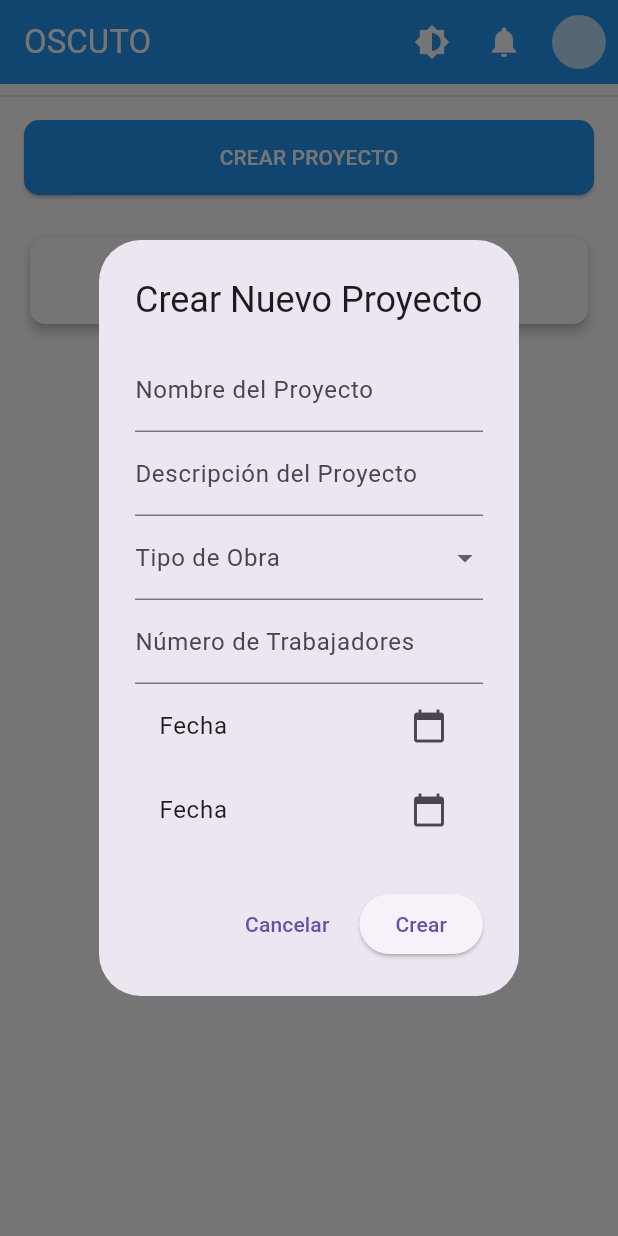
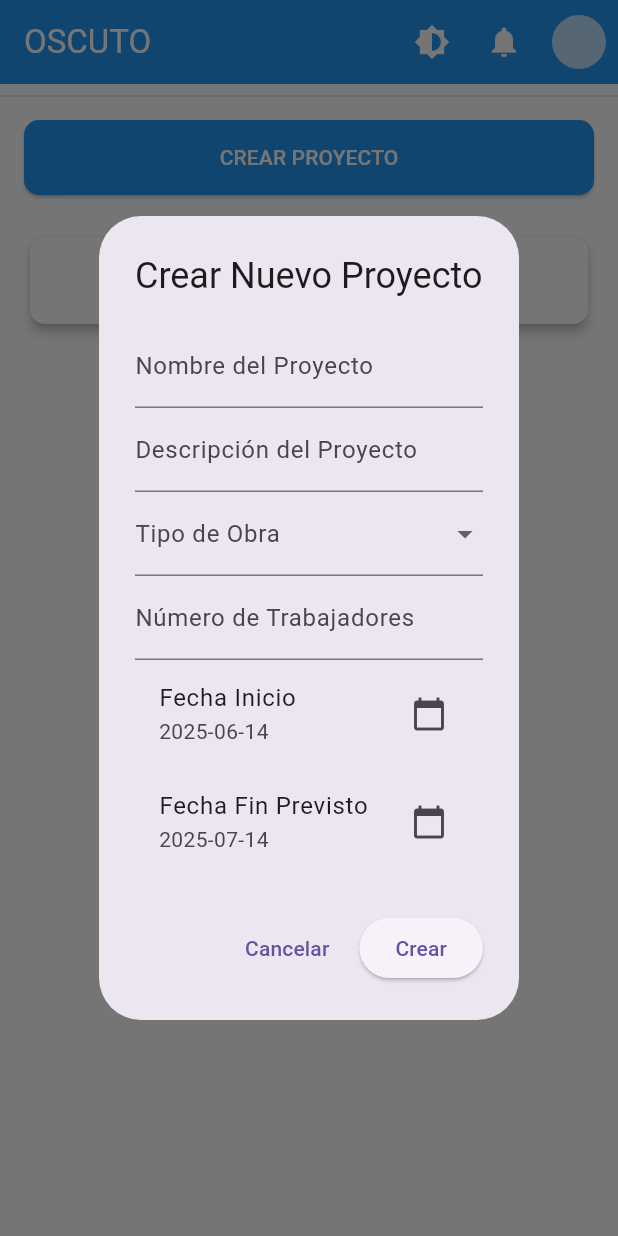
Before and after one commit to MarlonRuizPalacios/Cons-seguimiento, a Flutter app: the screen it shows once a user with an empty profile is signed in, after a tap on "CREAR PROYECTO", on a phone screen of 412 x 824 dp. Run offline on Flutter 3.47's test engine with Material 3 defaults, Android fonts, the phone set to English and light mode, and no system bars; our stand-ins replace cloud_firestore, device_info_plus, firebase_auth, firebase_core, image_picker, permission_handler and 1 more; accounts and stored records are empty.

Commit message:
corregido error de fechas y funcionamiento

```diff
--- a/lib/screens/home_screen.dart
+++ b/lib/screens/home_screen.dart
@@ -356,7 +356,9 @@ class _HomeScreenState extends State<HomeScreen> {
     showModalBottomSheet(
       context: context,
       builder: (BuildContext context) {
-        InvitationListPanel(user: user); // Widget para mostrar la lista de invitaciones
+        return InvitationListPanel(
+          user: user,
+        ); // Widget para mostrar la lista de invitaciones
       },
     );
   }
@@ -675,8 +677,9 @@ class _HomeScreenState extends State<HomeScreen> {
                       keyboardType: TextInputType.number,
                     ),
                     ListTile(
-                      title: Text(
-                        'Fecha Inicio: ${_startDate.toLocal()}'.split(' ')[0],
+                      title: Text('Fecha Inicio'),
+                      subtitle: Text(
+                        _startDate.toLocal().toString().split(' ')[0],
                       ),
                       trailing: Icon(Icons.calendar_today),
                       onTap: () async {
@@ -694,10 +697,9 @@ class _HomeScreenState extends State<HomeScreen> {
                       },
                     ),
                     ListTile(
-                      title: Text(
-                        'Fecha Fin Prevista: ${_endDate.toLocal()}'.split(
-                          ' ',
-                        )[0],
+                      title: Text('Fecha Fin Previsto'),
+                      subtitle: Text(
+                        _endDate.toLocal().toString().split(' ')[0],
                       ),
                       trailing: Icon(Icons.calendar_today),
                       onTap: () async {
@@ -849,7 +851,8 @@ class _HomeScreenState extends State<HomeScreen> {
               SizedBox(height: 16),
               DetailItem(
                 label: "Fecha Inicio:",
-                value: projectData['startDate'] != null
+                value:
+                    projectData['startDate'] != null
                         ? (projectData['startDate'] as Timestamp)
                             .toDate()
                             .toLocal()
@@ -861,7 +864,8 @@ class _HomeScreenState extends State<HomeScreen> {
               SizedBox(height: 16),
               DetailItem(
                 label: "Fecha Fin Prevista:",
-                value: projectData['endDate'] != null
+                value:
+                    projectData['endDate'] != null
                         ? (projectData['endDate'] as Timestamp)
                             .toDate()
                             .toLocal()
```
Also changed, not shown: lib/widgets/image_service.dart (line endings or trailing spaces), pubspec.lock. Lines whose indentation alone changed are shown as unchanged.
